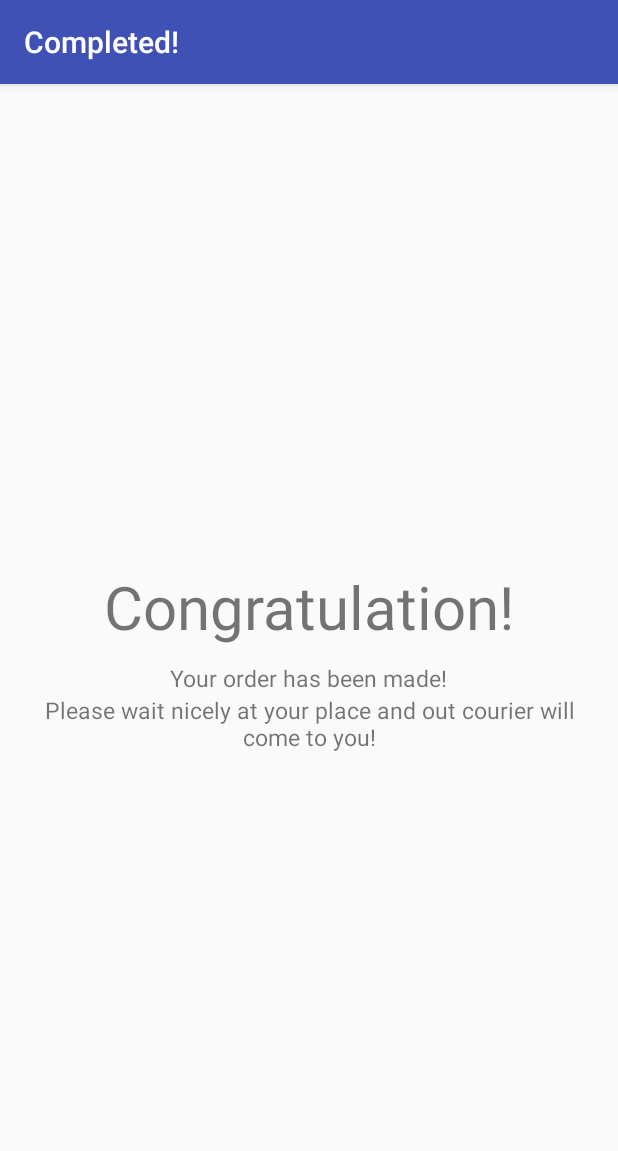
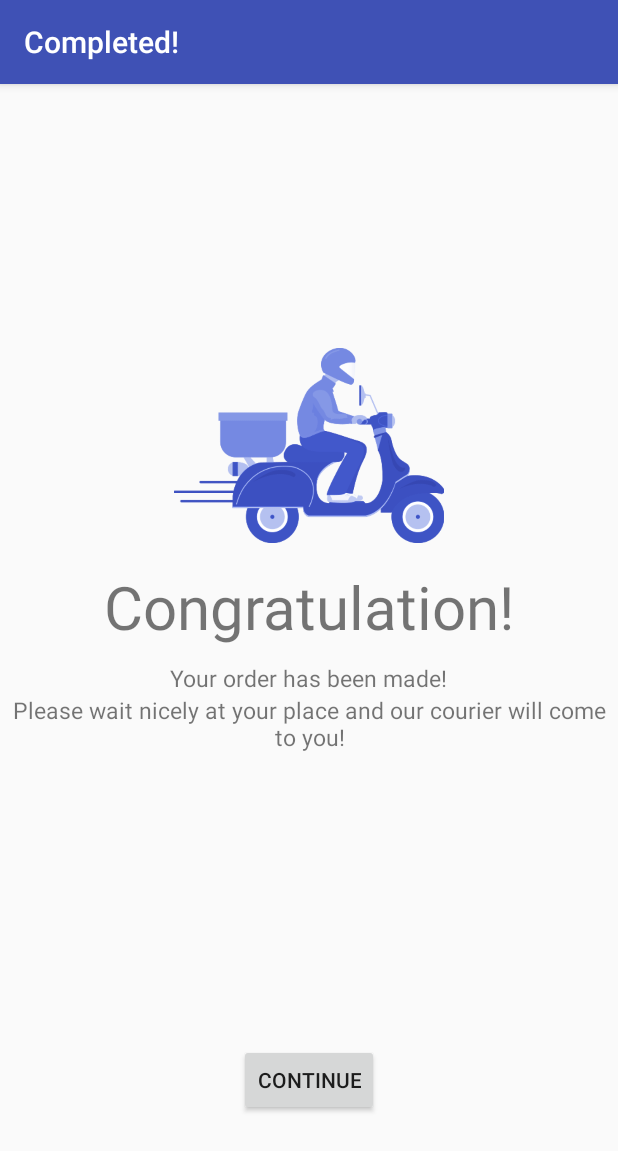
Before and after one commit to spartacruz/Lets-Breakfast, an Android app: the PurchaseHasBeenMadeActivity screen opened directly, with no data from a screen before it, on a phone screen of 412 x 824 dp. Shown: the top 1151 px of the screen. Run offline under Robolectric (Android 15) with nearby library versions, the phone set to English and light mode, and no system bars.

Commit message:
Adding an artwork and updating some layout attrib

```diff
--- a/app/src/main/res/layout/activity_purchasehasbeenmade.xml
+++ b/app/src/main/res/layout/activity_purchasehasbeenmade.xml
@@ -1,29 +1,58 @@
 <?xml version="1.0" encoding="utf-8"?>
-<LinearLayout xmlns:android="http://schemas.android.com/apk/res/android"
+
+<RelativeLayout xmlns:android="http://schemas.android.com/apk/res/android"
+    android:layout_width="wrap_content"
+    android:layout_height="match_parent">
+
+    <ImageView
+        android:id="@+id/imageView"
+        android:layout_width="208dp"
+        android:layout_height="130dp"
+        android:layout_marginBottom="15dp"
+        android:adjustViewBounds="true"
+        android:src="@drawable/fooddeliveryeditblue"
+        android:layout_above="@+id/congratulation"
+        android:layout_centerHorizontal="true" />
+
+    <LinearLayout
+        android:id="@+id/congratulation"
         android:layout_width="match_parent"
-    android:layout_height="match_parent"
-    android:orientation="vertical"
+        android:layout_height="wrap_content"
         android:gravity="center"
-    android:layout_margin="10dp">
+        android:layout_centerInParent="true"
+        android:layout_marginLeft="5dp"
+        android:layout_marginRight="5dp"
+        android:orientation="vertical">
 
         <TextView
             android:layout_width="wrap_content"
             android:layout_height="wrap_content"
+            android:layout_marginBottom="10dp"
             android:text="Congratulation!"
-        android:layout_marginBottom="10dp"
-        android:textSize="40sp"/>
+            android:textSize="40sp" />
 
         <TextView
             android:layout_width="wrap_content"
             android:layout_height="wrap_content"
             android:text="Your order has been made!"
-        android:textSize="15sp"/>
+            android:textSize="15sp" />
 
         <TextView
             android:layout_width="wrap_content"
             android:layout_height="wrap_content"
             android:gravity="center"
-        android:textSize="15sp"
-        android:text="Please wait nicely at your place and out courier will come to you!"/>
+            android:text="Please wait nicely at your place and our courier will come to you!"
+            android:textSize="15sp" />
+    </LinearLayout>
 
-</LinearLayout>
+    <Button
+        android:id="@+id/continue_after_purchase"
+        android:layout_width="wrap_content"
+        android:layout_height="wrap_content"
+        android:text="Continue"
+        android:layout_marginBottom="80dp"
+        android:layout_alignParentBottom="true"
+        android:layout_centerHorizontal="true"/>
+
+
+</RelativeLayout>
```
Lines whose indentation alone changed are shown as unchanged.
